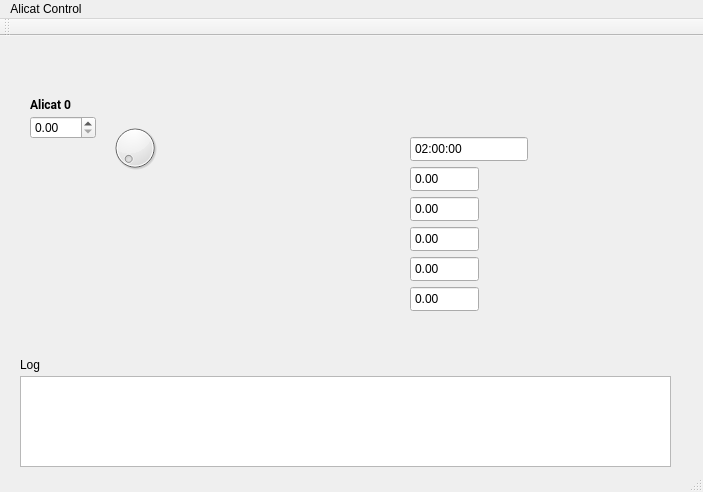
This is testing/mainwindow.ui in lo-co/mfc_ui as Qt 5 draws it before an edit. The edited form follows.
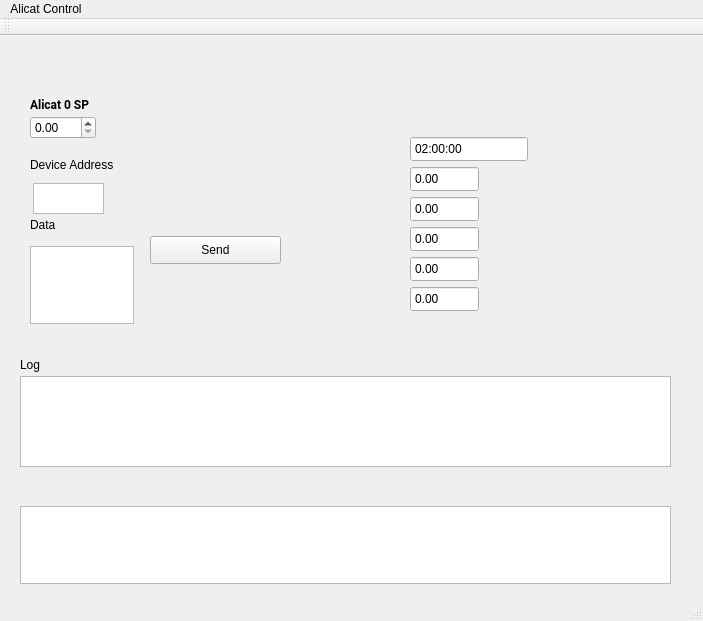
This is the edited form.

Commit message: Adding simple serial comm class

Patch:
```diff
--- a/testing/mainwindow.ui
+++ b/testing/mainwindow.ui
@@ -7,7 +7,7 @@
     <x>0</x>
     <y>0</y>
     <width>703</width>
-    <height>492</height>
+    <height>621</height>
    </rect>
   </property>
   <property name="windowTitle">
@@ -29,7 +29,7 @@
      <rect>
       <x>30</x>
       <y>60</y>
-      <width>71</width>
+      <width>111</width>
       <height>16</height>
      </rect>
     </property>
@@ -41,7 +41,7 @@
      </font>
     </property>
     <property name="text">
-     <string>Alicat 0</string>
+     <string>Alicat 0 SP</string>
     </property>
    </widget>
    <widget class="QPlainTextEdit" name="log_text_box">
@@ -63,16 +63,6 @@
      <bool>true</bool>
     </property>
    </widget>
-   <widget class="QDial" name="dial">
-    <property name="geometry">
-     <rect>
-      <x>110</x>
-      <y>80</y>
-      <width>50</width>
-      <height>64</height>
-     </rect>
-    </property>
-   </widget>
    <widget class="QTimeEdit" name="timeEdit">
     <property name="geometry">
      <rect>
@@ -198,6 +188,81 @@
      <string>Log</string>
     </property>
    </widget>
+   <widget class="QPushButton" name="sendTextBtn">
+    <property name="geometry">
+     <rect>
+      <x>150</x>
+      <y>200</y>
+      <width>131</width>
+      <height>28</height>
+     </rect>
+    </property>
+    <property name="toolTip">
+     <string notr="true">Hit to send text in box...</string>
+    </property>
+    <property name="text">
+     <string>Send</string>
+    </property>
+   </widget>
+   <widget class="QTextEdit" name="addressTxtBox">
+    <property name="geometry">
+     <rect>
+      <x>33</x>
+      <y>147</y>
+      <width>71</width>
+      <height>31</height>
+     </rect>
+    </property>
+   </widget>
+   <widget class="QLabel" name="label_3">
+    <property name="geometry">
+     <rect>
+      <x>30</x>
+      <y>120</y>
+      <width>111</width>
+      <height>18</height>
+     </rect>
+    </property>
+    <property name="text">
+     <string>Device Address</string>
+    </property>
+   </widget>
+   <widget class="QTextEdit" name="dataTxtBox">
+    <property name="geometry">
+     <rect>
+      <x>30</x>
+      <y>210</y>
+      <width>104</width>
+      <height>78</height>
+     </rect>
+    </property>
+   </widget>
+   <widget class="QLabel" name="label_4">
+    <property name="geometry">
+     <rect>
+      <x>30</x>
+      <y>180</y>
+      <width>59</width>
+      <height>18</height>
+     </rect>
+    </property>
+    <property name="text">
+     <string>Data</string>
+    </property>
+   </widget>
+   <widget class="QTextEdit" name="dataInTxtBox">
+    <property name="geometry">
+     <rect>
+      <x>20</x>
+      <y>470</y>
+      <width>651</width>
+      <height>78</height>
+     </rect>
+    </property>
+    <property name="readOnly">
+     <bool>true</bool>
+    </property>
+   </widget>
   </widget>
   <widget class="QMenuBar" name="menuBar">
    <property name="geometry">
```
Left out of the diff: 2 changed lines with no effect on the pictures. The commit also changes 10 other files.
